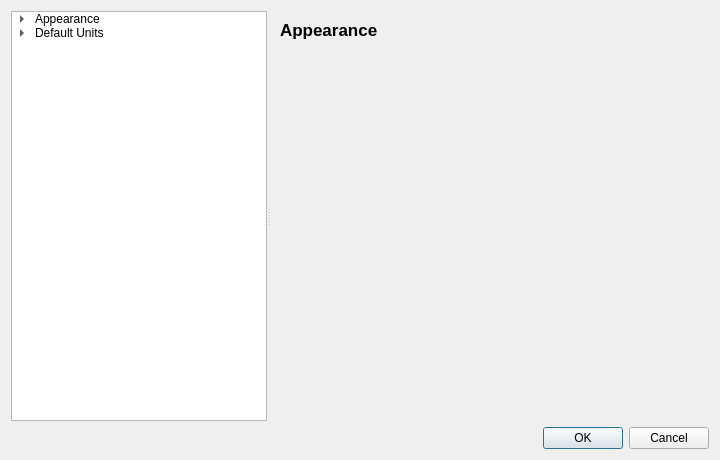
Qt form src/masafi_simtwin/dialogs/forms/settings.ui (JaumeFigueras/MASAFI-SimTwin) before a commit.
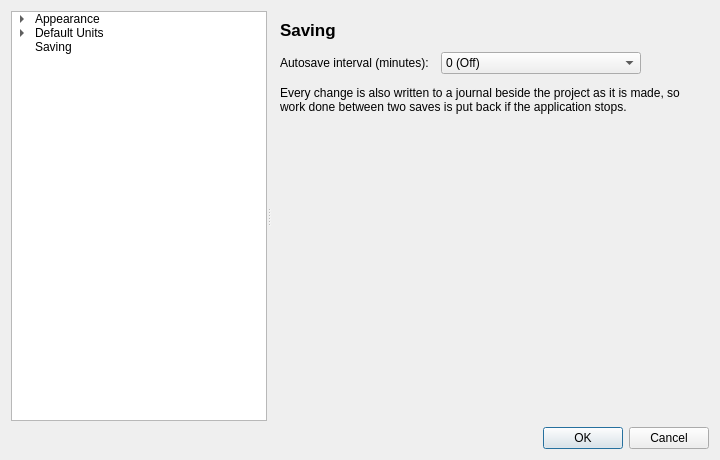
The same form after that commit. The open tabs and pages were chosen to show the change.

Diff of the .ui file:
```diff
--- a/src/masafi_simtwin/dialogs/forms/settings.ui
+++ b/src/masafi_simtwin/dialogs/forms/settings.ui
@@ -87,6 +87,11 @@
       </property>
      </item>
      </item>
+     <item>
+      <property name="text">
+       <string extracomment="settings category: how and when a project is saved">Saving</string>
+      </property>
+     </item>
      </widget>
      <widget class="QStackedWidget" name="page_stack">
       <property name="sizePolicy">
@@ -687,6 +692,117 @@
      </item>
      </layout>
     </widget>
+    <widget class="QWidget" name="saving_page">
+     <layout class="QVBoxLayout" name="saving_layout">
+      <property name="spacing">
+       <number>12</number>
+      </property>
+     <item>
+      <widget class="QLabel" name="saving_heading">
+       <property name="font">
+        <font>
+         <pointsize>13</pointsize>
+         <bold>true</bold>
+        </font>
+       </property>
+       <property name="text">
+        <string notr="true">Saving</string>
+       </property>
+      </widget>
+     </item>
+     <item>
+      <layout class="QFormLayout" name="saving_form">
+       <property name="fieldGrowthPolicy">
+        <enum>QFormLayout::FieldGrowthPolicy::FieldsStayAtSizeHint</enum>
+       </property>
+       <property name="horizontalSpacing">
+        <number>12</number>
+       </property>
+       <property name="verticalSpacing">
+        <number>8</number>
+       </property>
+       <item row="0" column="0">
+        <widget class="QLabel" name="autosave_label">
+         <property name="text">
+          <string extracomment="label of the chooser of how often a project is saved automatically">Autosave interval (minutes):</string>
+         </property>
+        </widget>
+       </item>
+       <item row="0" column="1">
+        <widget class="QComboBox" name="autosave_combo">
+         <property name="minimumSize">
+          <size>
+           <width>200</width>
+           <height>0</height>
+          </size>
+         </property>
+         <item>
+          <property name="text">
+           <string extracomment="autosave interval of zero minutes, which turns automatic saving off">0 (Off)</string>
+          </property>
+         </item>
+         <item>
+          <property name="text">
+           <string notr="true">1</string>
+          </property>
+         </item>
+         <item>
+          <property name="text">
+           <string notr="true">2</string>
+          </property>
+         </item>
+         <item>
+          <property name="text">
+           <string notr="true">5</string>
+          </property>
+         </item>
+         <item>
+          <property name="text">
+           <string notr="true">10</string>
+          </property>
+         </item>
+         <item>
+          <property name="text">
+           <string notr="true">15</string>
+          </property>
+         </item>
+         <item>
+          <property name="text">
+           <string notr="true">30</string>
+          </property>
+         </item>
+        </widget>
+       </item>
+      </layout>
+     </item>
+     <item>
+      <widget class="QLabel" name="saving_note">
+       <property name="placeholder" stdset="0">
+        <bool>true</bool>
+       </property>
+       <property name="wordWrap">
+        <bool>true</bool>
+       </property>
+       <property name="text">
+        <string extracomment="under the autosave interval chooser on the Saving page">Every change is also written to a journal beside the project as it is made, so work done between two saves is put back if the application stops.</string>
+       </property>
+      </widget>
+     </item>
+     <item>
+      <spacer name="saving_spacer">
+       <property name="orientation">
+        <enum>Qt::Orientation::Vertical</enum>
+       </property>
+       <property name="sizeHint" stdset="0">
+        <size>
+         <width>0</width>
+         <height>0</height>
+        </size>
+       </property>
+      </spacer>
+     </item>
+     </layout>
+    </widget>
      </widget>
     </widget>
    </item>
```
